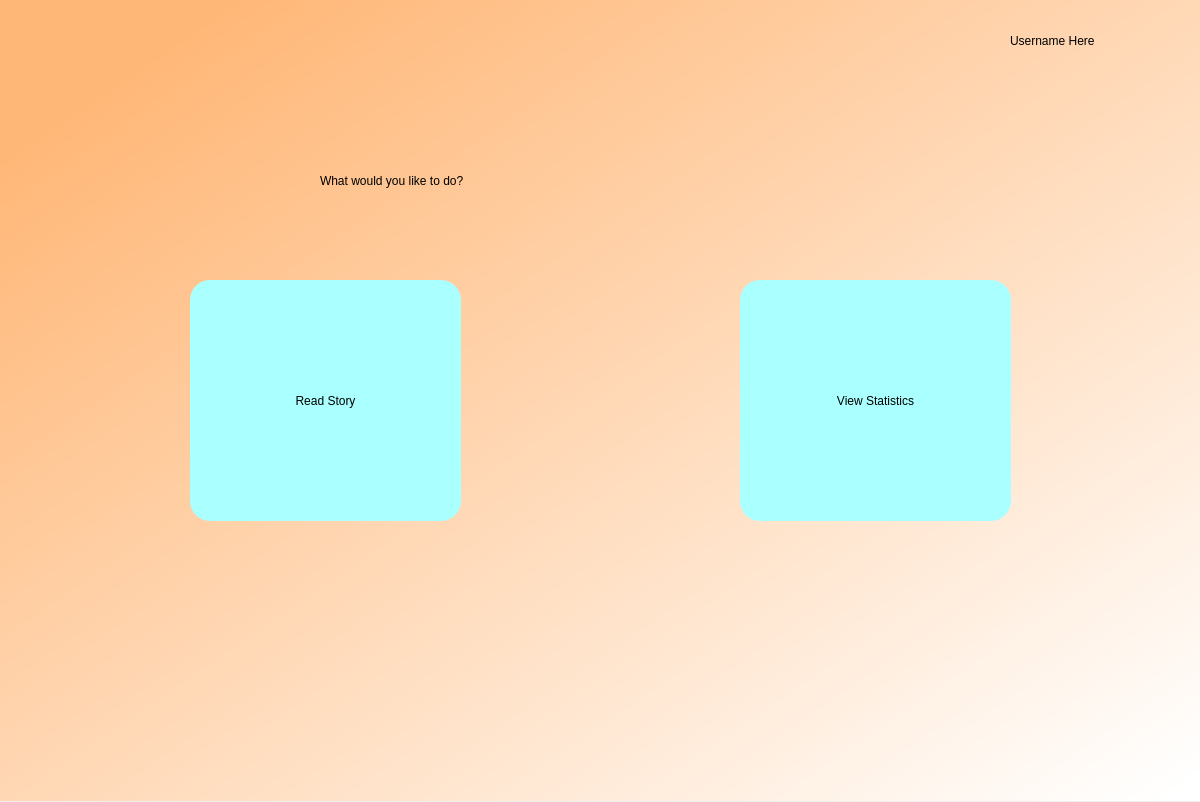
Above: home.ui from cnTalon/READ before the change. Below: the same form after it.
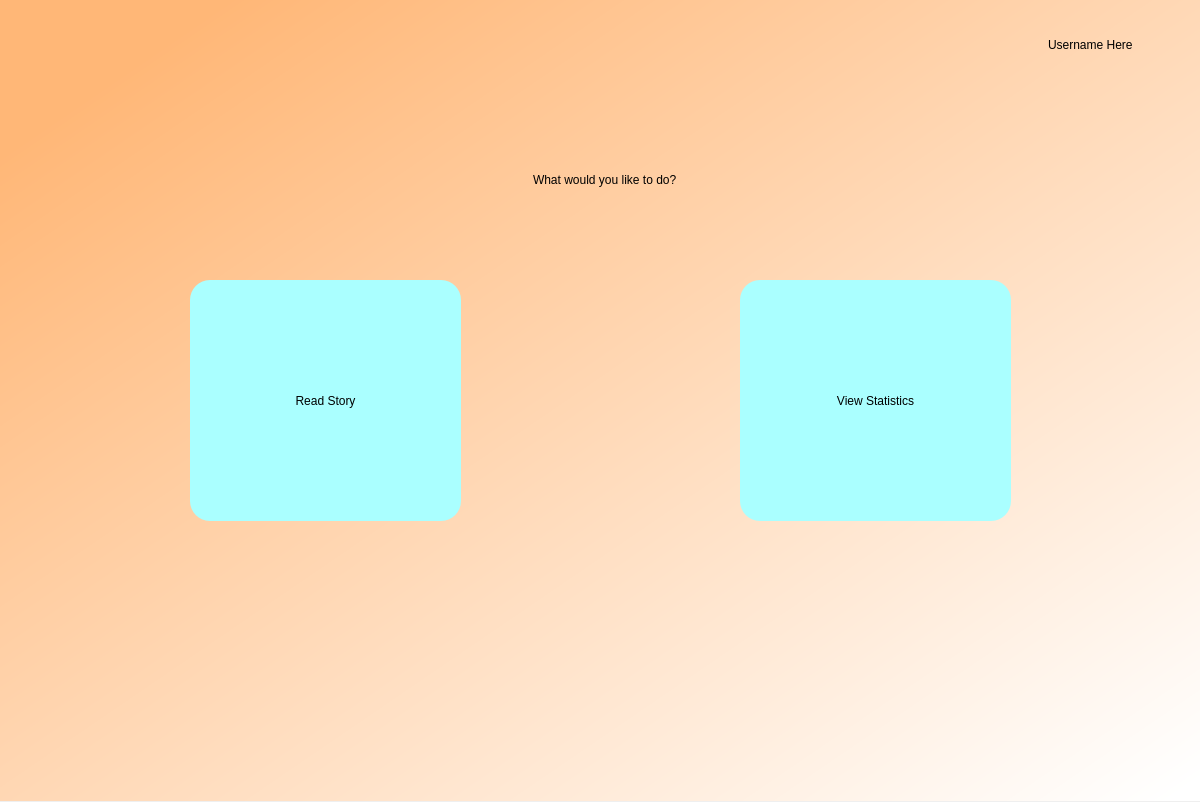
That is the form after the change.

Commit message: fixed label sizing

The edit to the form file:
```diff
--- a/home.ui
+++ b/home.ui
@@ -26,38 +26,6 @@
     <string notr="true">QWidget#bgwidget{
 background-color:qlineargradient(spread:pad, x1:0.091, y1:0.101636, x2:0.991379, y2:0.977, stop:0 rgb(255, 183, 119), stop:1 rgba(255, 255, 255, 255));}</string>
    </property>
-   <widget class="QLabel" name="label">
-    <property name="geometry">
-     <rect>
-      <x>320</x>
-      <y>150</y>
-      <width>581</width>
-      <height>61</height>
-     </rect>
-    </property>
-    <property name="styleSheet">
-     <string notr="true">font: 36pt &quot;DengXian&quot;; color: rgb(0, 0, 0)</string>
-    </property>
-    <property name="text">
-     <string>What would you like to do?</string>
-    </property>
-   </widget>
-   <widget class="QLabel" name="profile">
-    <property name="geometry">
-     <rect>
-      <x>1010</x>
-      <y>20</y>
-      <width>171</width>
-      <height>41</height>
-     </rect>
-    </property>
-    <property name="styleSheet">
-     <string notr="true">font: 18pt &quot;DengXian&quot;; color: rgb(0, 0, 0)</string>
-    </property>
-    <property name="text">
-     <string>Username Here</string>
-    </property>
-   </widget>
    <widget class="QPushButton" name="read">
     <property name="geometry">
      <rect>
@@ -110,6 +78,50 @@
      <string>View Statistics</string>
     </property>
    </widget>
+   <widget class="QWidget" name="verticalLayoutWidget">
+    <property name="geometry">
+     <rect>
+      <x>320</x>
+      <y>140</y>
+      <width>571</width>
+      <height>80</height>
+     </rect>
+    </property>
+    <layout class="QVBoxLayout" name="verticalLayout">
+     <item alignment="Qt::AlignHCenter|Qt::AlignVCenter">
+      <widget class="QLabel" name="label">
+       <property name="styleSheet">
+        <string notr="true">font: 36pt &quot;DengXian&quot;; color: rgb(0, 0, 0)</string>
+       </property>
+       <property name="text">
+        <string>What would you like to do?</string>
+       </property>
+      </widget>
+     </item>
+    </layout>
+   </widget>
+   <widget class="QWidget" name="verticalLayoutWidget_2">
+    <property name="geometry">
+     <rect>
+      <x>1000</x>
+      <y>20</y>
+      <width>181</width>
+      <height>51</height>
+     </rect>
+    </property>
+    <layout class="QVBoxLayout" name="verticalLayout_2">
+     <item alignment="Qt::AlignHCenter|Qt::AlignVCenter">
+      <widget class="QLabel" name="profile">
+       <property name="styleSheet">
+        <string notr="true">font: 18pt &quot;DengXian&quot;; color: rgb(0, 0, 0)</string>
+       </property>
+       <property name="text">
+        <string>Username Here</string>
+       </property>
+      </widget>
+     </item>
+    </layout>
+   </widget>
   </widget>
  </widget>
  <resources/>
```
The commit also changes 8 other files.
